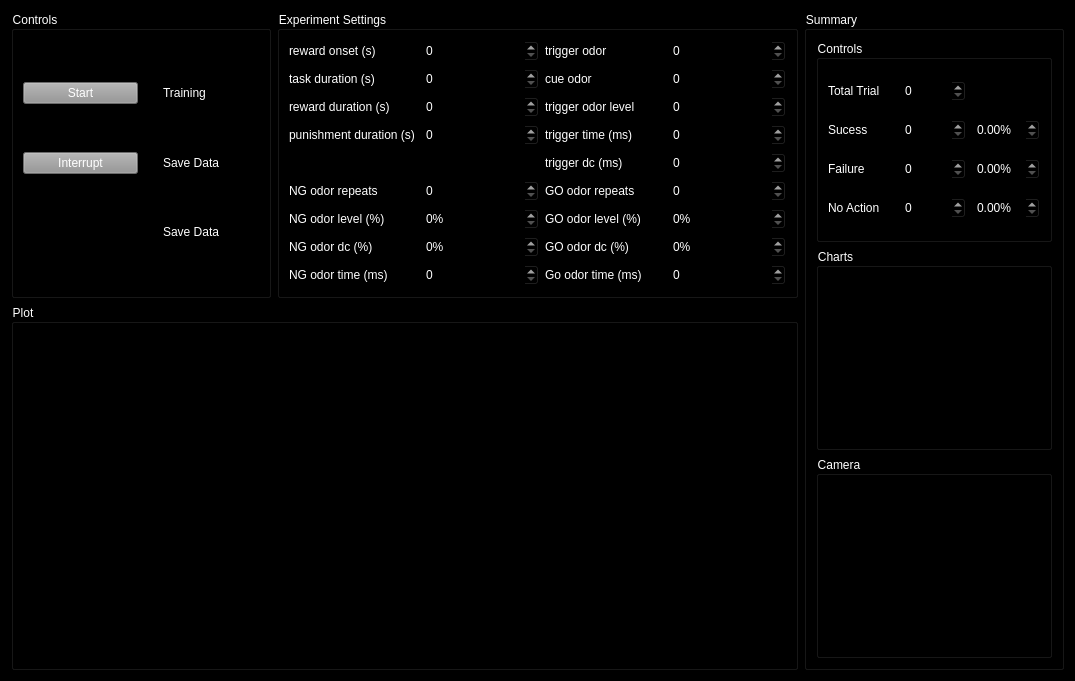
Before: the Qt Designer form VOTA_Control/VOTAScopeMS/sniff_plot.ui in VNMurthyLab/VOTA-1, drawn with Qt 5.
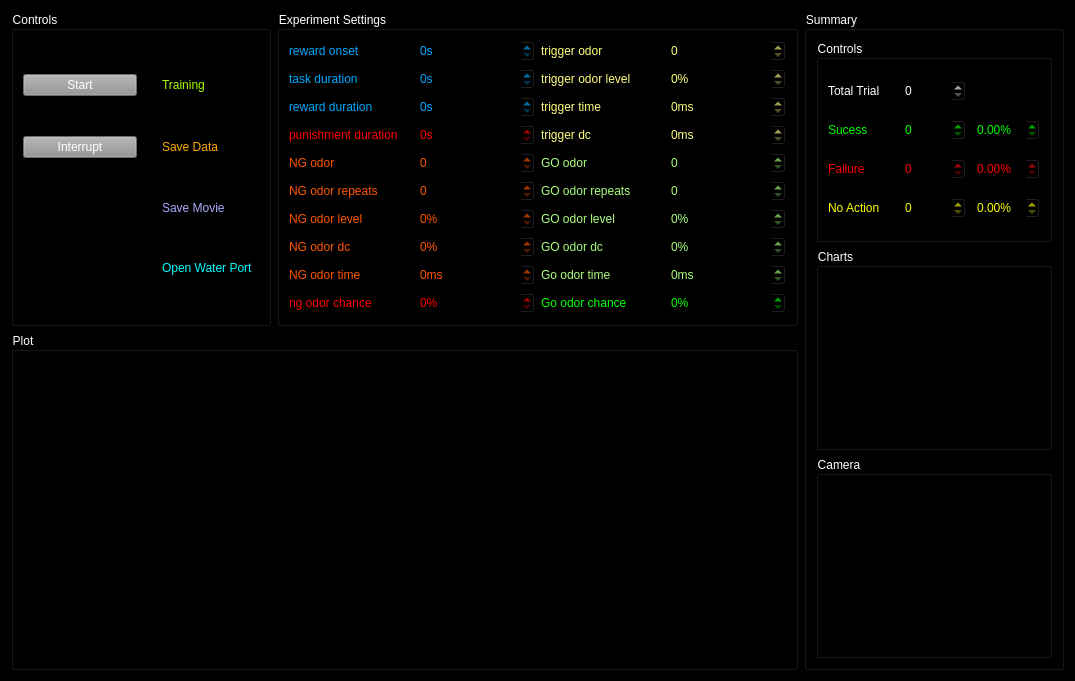
After: the same form once the commit is applied.

Commit message: -fixed a bug in vota_sniff, corrected camera rotation

```diff
--- a/VOTA_Control/VOTAScopeMS/sniff_plot.ui
+++ b/VOTA_Control/VOTAScopeMS/sniff_plot.ui
@@ -54,7 +54,7 @@
       <item row="2" column="1">
        <widget class="QCheckBox" name="save_h5_checkBox">
         <property name="styleSheet">
-         <string notr="true">color: rgb(255, 255, 255);</string>
+         <string notr="true">color:rgb(255, 170, 0)</string>
         </property>
         <property name="text">
          <string>Save Data</string>
@@ -64,7 +64,7 @@
       <item row="1" column="1">
        <widget class="QCheckBox" name="train_checkBox">
         <property name="styleSheet">
-         <string notr="true">color: rgb(255, 255, 255);</string>
+         <string notr="true">color: rgb(170, 255, 0)</string>
         </property>
         <property name="text">
          <string>Training</string>
@@ -74,10 +74,21 @@
       <item row="3" column="1">
        <widget class="QCheckBox" name="save_movie_checkBox">
         <property name="styleSheet">
-         <string notr="true">color: rgb(255, 255, 255);</string>
+         <string notr="true">color:rgb(170, 170, 255)</string>
         </property>
         <property name="text">
-         <string>Save Data</string>
+         <string>Save Movie</string>
+        </property>
+       </widget>
+      </item>
+      <item row="4" column="1">
+       <widget class="QCheckBox" name="water_on_checkBox">
+        <property name="styleSheet">
+         <string notr="true">color: rgb(0, 255, 255);
+selection-color: rgb(0, 0, 255);</string>
+        </property>
+        <property name="text">
+         <string>Open Water Port</string>
         </property>
        </widget>
       </item>
@@ -126,7 +137,7 @@
             <bool>true</bool>
            </property>
            <property name="styleSheet">
-            <string notr="true">color: rgb(255, 255, 255);</string>
+            <string notr="true">color: rgb(0, 255, 0)</string>
            </property>
            <property name="decimals">
             <number>0</number>
@@ -149,7 +160,7 @@
             <bool>true</bool>
            </property>
            <property name="styleSheet">
-            <string notr="true">color: rgb(255, 255, 255);</string>
+            <string notr="true">color: rgb(0, 255, 0)</string>
            </property>
            <property name="suffix">
             <string>%</string>
@@ -165,7 +176,7 @@
             <bool>true</bool>
            </property>
            <property name="styleSheet">
-            <string notr="true">color: rgb(255, 255, 255);</string>
+            <string notr="true">color:rgb(255, 0, 0)</string>
            </property>
            <property name="decimals">
             <number>0</number>
@@ -178,7 +189,7 @@
             <bool>true</bool>
            </property>
            <property name="styleSheet">
-            <string notr="true">color: rgb(255, 255, 255);</string>
+            <string notr="true">color:rgb(255, 0, 0)</string>
            </property>
            <property name="suffix">
             <string>%</string>
@@ -191,7 +202,7 @@
          <item row="1" column="0">
           <widget class="QLabel" name="label_21">
            <property name="styleSheet">
-            <string notr="true">color: rgb(255, 255, 255);</string>
+            <string notr="true">color: rgb(0, 255, 0)</string>
            </property>
            <property name="text">
             <string>Sucess</string>
@@ -201,7 +212,7 @@
          <item row="3" column="0">
           <widget class="QLabel" name="label_24">
            <property name="styleSheet">
-            <string notr="true">color: rgb(255, 255, 255);</string>
+            <string notr="true">color:rgb(255, 255, 0)</string>
            </property>
            <property name="text">
             <string>No Action</string>
@@ -211,7 +222,7 @@
          <item row="2" column="0">
           <widget class="QLabel" name="label_23">
            <property name="styleSheet">
-            <string notr="true">color: rgb(255, 255, 255);</string>
+            <string notr="true">color:rgb(255, 0, 0)</string>
            </property>
            <property name="text">
             <string>Failure</string>
@@ -224,7 +235,7 @@
             <bool>true</bool>
            </property>
            <property name="styleSheet">
-            <string notr="true">color: rgb(255, 255, 255);</string>
+            <string notr="true">color:rgb(255, 255, 0)</string>
            </property>
            <property name="suffix">
             <string>%</string>
@@ -240,7 +251,7 @@
             <bool>true</bool>
            </property>
            <property name="styleSheet">
-            <string notr="true">color: rgb(255, 255, 255);</string>
+            <string notr="true">color:rgb(255, 255, 0)</string>
            </property>
            <property name="decimals">
             <number>0</number>
@@ -324,190 +335,376 @@
       <bool>false</bool>
      </property>
      <layout class="QGridLayout" name="gridLayout_3">
+      <item row="3" column="2">
+       <widget class="QLabel" name="label_9">
+        <property name="styleSheet">
+         <string notr="true">color: rgb(255, 255, 127)</string>
+        </property>
+        <property name="text">
+         <string>trigger dc</string>
+        </property>
+       </widget>
+      </item>
+      <item row="2" column="3">
+       <widget class="QDoubleSpinBox" name="trigger_time_doubleSpinBox">
+        <property name="styleSheet">
+         <string notr="true">color: rgb(255, 255, 127)</string>
+        </property>
+        <property name="suffix">
+         <string>ms</string>
+        </property>
+        <property name="decimals">
+         <number>0</number>
+        </property>
+       </widget>
+      </item>
+      <item row="2" column="2">
+       <widget class="QLabel" name="label_8">
+        <property name="styleSheet">
+         <string notr="true">color: rgb(255, 255, 127)</string>
+        </property>
+        <property name="text">
+         <string>trigger time</string>
+        </property>
+       </widget>
+      </item>
+      <item row="3" column="3">
+       <widget class="QDoubleSpinBox" name="trigger_dc_doubleSpinBox">
+        <property name="styleSheet">
+         <string notr="true">color: rgb(255, 255, 127)</string>
+        </property>
+        <property name="suffix">
+         <string>ms</string>
+        </property>
+        <property name="decimals">
+         <number>0</number>
+        </property>
+       </widget>
+      </item>
+      <item row="5" column="1">
+       <widget class="QDoubleSpinBox" name="ng_odor_doubleSpinBox">
+        <property name="styleSheet">
+         <string notr="true">color:rgb(255, 85, 0)</string>
+        </property>
+        <property name="suffix">
+         <string/>
+        </property>
+        <property name="decimals">
+         <number>0</number>
+        </property>
+       </widget>
+      </item>
+      <item row="5" column="3">
+       <widget class="QDoubleSpinBox" name="go_odor_doubleSpinBox">
+        <property name="styleSheet">
+         <string notr="true">color: rgb(170, 255, 127)</string>
+        </property>
+        <property name="decimals">
+         <number>0</number>
+        </property>
+       </widget>
+      </item>
+      <item row="5" column="2">
+       <widget class="QLabel" name="label_7">
+        <property name="styleSheet">
+         <string notr="true">color: rgb(170, 255, 127)</string>
+        </property>
+        <property name="text">
+         <string>GO odor</string>
+        </property>
+       </widget>
+      </item>
+      <item row="1" column="3">
+       <widget class="QDoubleSpinBox" name="trigger_odor_level_doubleSpinBox">
+        <property name="styleSheet">
+         <string notr="true">color: rgb(255, 255, 127)</string>
+        </property>
+        <property name="suffix">
+         <string>%</string>
+        </property>
+        <property name="decimals">
+         <number>0</number>
+        </property>
+       </widget>
+      </item>
+      <item row="1" column="2">
+       <widget class="QLabel" name="label_10">
+        <property name="styleSheet">
+         <string notr="true">color: rgb(255, 255, 127)</string>
+        </property>
+        <property name="text">
+         <string>trigger odor level</string>
+        </property>
+       </widget>
+      </item>
+      <item row="9" column="1">
+       <widget class="QDoubleSpinBox" name="ng_odor_time_doubleSpinBox">
+        <property name="styleSheet">
+         <string notr="true">color:rgb(255, 85, 0)</string>
+        </property>
+        <property name="suffix">
+         <string>ms</string>
+        </property>
+        <property name="decimals">
+         <number>0</number>
+        </property>
+       </widget>
+      </item>
+      <item row="9" column="3">
+       <widget class="QDoubleSpinBox" name="go_odor_time_doubleSpinBox">
+        <property name="styleSheet">
+         <string notr="true">color: rgb(170, 255, 127)</string>
+        </property>
+        <property name="suffix">
+         <string>ms</string>
+        </property>
+        <property name="decimals">
+         <number>0</number>
+        </property>
+       </widget>
+      </item>
+      <item row="8" column="3">
+       <widget class="QDoubleSpinBox" name="go_odor_dc_doubleSpinBox">
+        <property name="styleSheet">
+         <string notr="true">color: rgb(170, 255, 127)</string>
+        </property>
+        <property name="suffix">
+         <string>%</string>
+        </property>
+        <property name="decimals">
+         <number>0</number>
+        </property>
+       </widget>
+      </item>
+      <item row="10" column="1">
+       <widget class="QDoubleSpinBox" name="ng_stim_chance_doubleSpinBox">
+        <property name="styleSheet">
+         <string notr="true">color:rgb(255, 0, 0)</string>
+        </property>
+        <property name="suffix">
+         <string>%</string>
+        </property>
+        <property name="decimals">
+         <number>0</number>
+        </property>
+       </widget>
+      </item>
+      <item row="10" column="3">
+       <widget class="QDoubleSpinBox" name="go_chance_doubleSpinBox">
+        <property name="styleSheet">
+         <string notr="true">color: rgb(0, 255, 0)</string>
+        </property>
+        <property name="suffix">
+         <string>%</string>
+        </property>
+        <property name="decimals">
+         <number>0</number>
+        </property>
+       </widget>
+      </item>
+      <item row="10" column="0">
+       <widget class="QLabel" name="label_22">
+        <property name="styleSheet">
+         <string notr="true">color:rgb(255, 0, 0)</string>
+        </property>
+        <property name="text">
+         <string>ng odor chance</string>
+        </property>
+       </widget>
+      </item>
+      <item row="10" column="2">
+       <widget class="QLabel" name="label_25">
+        <property name="styleSheet">
+         <string notr="true">color: rgb(0, 255, 0)</string>
+        </property>
+        <property name="text">
+         <string>Go odor chance</string>
+        </property>
+       </widget>
+      </item>
+      <item row="7" column="3">
+       <widget class="QDoubleSpinBox" name="go_odor_level_doubleSpinBox">
+        <property name="styleSheet">
+         <string notr="true">color: rgb(170, 255, 127)</string>
+        </property>
+        <property name="suffix">
+         <string>%</string>
+        </property>
+        <property name="decimals">
+         <number>0</number>
+        </property>
+       </widget>
+      </item>
+      <item row="6" column="3">
+       <widget class="QDoubleSpinBox" name="go_odor_repeats_doubleSpinBox">
+        <property name="styleSheet">
+         <string notr="true">color: rgb(170, 255, 127)</string>
+        </property>
+        <property name="decimals">
+         <number>0</number>
+        </property>
+       </widget>
+      </item>
       <item row="3" column="0">
        <widget class="QLabel" name="label_6">
         <property name="styleSheet">
-         <string notr="true">color: rgb(255, 255, 255);</string>
+         <string notr="true">color: rgb(255, 0, 0)</string>
         </property>
         <property name="text">
-         <string>punishment duration (s)</string>
+         <string>punishment duration</string>
         </property>
        </widget>
       </item>
       <item row="2" column="0">
        <widget class="QLabel" name="label_2">
         <property name="styleSheet">
-         <string notr="true">color: rgb(255, 255, 255);</string>
+         <string notr="true">color: rgb(0, 170, 255)</string>
         </property>
         <property name="text">
-         <string>reward duration (s)</string>
+         <string>reward duration</string>
         </property>
        </widget>
       </item>
       <item row="1" column="0">
        <widget class="QLabel" name="label_15">
         <property name="styleSheet">
-         <string notr="true">color: rgb(255, 255, 255);</string>
+         <string notr="true">color: rgb(0, 170, 255)</string>
         </property>
         <property name="text">
-         <string>task duration (s)</string>
+         <string>task duration</string>
         </property>
        </widget>
       </item>
-      <item row="5" column="2">
+      <item row="6" column="2">
        <widget class="QLabel" name="label_14">
         <property name="styleSheet">
-         <string notr="true">color: rgb(255, 255, 255);</string>
+         <string notr="true">color: rgb(170, 255, 127)</string>
         </property>
         <property name="text">
          <string>GO odor repeats</string>
         </property>
        </widget>
       </item>
-      <item row="6" column="2">
+      <item row="7" column="2">
        <widget class="QLabel" name="label_11">
         <property name="styleSheet">
-         <string notr="true">color: rgb(255, 255, 255);</string>
+         <string notr="true">color: rgb(170, 255, 127)</string>
         </property>
         <property name="text">
-         <string>GO odor level (%)</string>
+         <string>GO odor level </string>
         </property>
        </widget>
       </item>
-      <item row="5" column="0">
+      <item row="6" column="0">
        <widget class="QLabel" name="label_13">
         <property name="styleSheet">
-         <string notr="true">color: rgb(255, 255, 255);</string>
+         <string notr="true">color:rgb(255, 85, 0)</string>
         </property>
         <property name="text">
          <string>NG odor repeats</string>
         </property>
        </widget>
       </item>
-      <item row="3" column="2">
-       <widget class="QLabel" name="label_8">
-        <property name="styleSheet">
-         <string notr="true">color: rgb(255, 255, 255);</string>
-        </property>
-        <property name="text">
-         <string>trigger time (ms)</string>
-        </property>
-       </widget>
-      </item>
       <item row="0" column="2">
        <widget class="QLabel" name="label_5">
         <property name="styleSheet">
-         <string notr="true">color: rgb(255, 255, 255);</string>
+         <string notr="true">color: rgb(255, 255, 127)</string>
         </property>
         <property name="text">
          <string>trigger odor</string>
         </property>
        </widget>
       </item>
-      <item row="7" column="2">
+      <item row="8" column="2">
        <widget class="QLabel" name="label_16">
         <property name="styleSheet">
-         <string notr="true">color: rgb(255, 255, 255);</string>
+         <string notr="true">color: rgb(170, 255, 127)</string>
         </property>
         <property name="text">
-         <string>GO odor dc (%)</string>
+         <string>GO odor dc</string>
         </property>
        </widget>
       </item>
-      <item row="1" column="2">
-       <widget class="QLabel" name="label_7">
+      <item row="9" column="2">
+       <widget class="QLabel" name="label_12">
         <property name="styleSheet">
-         <string notr="true">color: rgb(255, 255, 255);</string>
+         <string notr="true">color: rgb(170, 255, 127)</string>
         </property>
         <property name="text">
-         <string>cue odor</string>
-        </property>
-       </widget>
-      </item>
-      <item row="2" column="2">
-       <widget class="QLabel" name="label_10">
-        <property name="styleSheet">
-         <string notr="true">color: rgb(255, 255, 255);</string>
-        </property>
-        <property name="text">
-         <string>trigger odor level</string>
+         <string>Go odor time</string>
         </property>
        </widget>
       </item>
       <item row="0" column="0">
        <widget class="QLabel" name="label">
         <property name="styleSheet">
-         <string notr="true">color: rgb(255, 255, 255);</string>
+         <string notr="true">color: rgb(0, 170, 255)</string>
         </property>
         <property name="text">
-         <string>reward onset (s)</string>
+         <string>reward onset</string>
         </property>
        </widget>
       </item>
-      <item row="8" column="2">
-       <widget class="QLabel" name="label_12">
+      <item row="9" column="0">
+       <widget class="QLabel" name="label_19">
         <property name="styleSheet">
-         <string notr="true">color: rgb(255, 255, 255);</string>
+         <string notr="true">color:rgb(255, 85, 0)</string>
         </property>
         <property name="text">
-         <string>Go odor time (ms)</string>
-        </property>
-       </widget>
-      </item>
-      <item row="6" column="0">
-       <widget class="QLabel" name="label_17">
-        <property name="styleSheet">
-         <string notr="true">color: rgb(255, 255, 255);</string>
-        </property>
-        <property name="text">
-         <string>NG odor level (%)</string>
+         <string>NG odor time</string>
         </property>
        </widget>
       </item>
       <item row="7" column="0">
-       <widget class="QLabel" name="label_18">
+       <widget class="QLabel" name="label_17">
         <property name="styleSheet">
-         <string notr="true">color: rgb(255, 255, 255);</string>
+         <string notr="true">color:rgb(255, 85, 0)</string>
         </property>
         <property name="text">
-         <string>NG odor dc (%)</string>
+         <string>NG odor level</string>
         </property>
        </widget>
       </item>
       <item row="8" column="0">
-       <widget class="QLabel" name="label_19">
+       <widget class="QLabel" name="label_18">
         <property name="styleSheet">
-         <string notr="true">color: rgb(255, 255, 255);</string>
+         <string notr="true">color:rgb(255, 85, 0)</string>
         </property>
         <property name="text">
-         <string>NG odor time (ms)</string>
+         <string>NG odor dc</string>
+        </property>
+       </widget>
+      </item>
+      <item row="1" column="1">
+       <widget class="QDoubleSpinBox" name="task_duration_doubleSpinBox">
+        <property name="styleSheet">
+         <string notr="true">color: rgb(0, 170, 255)</string>
+        </property>
+        <property name="suffix">
+         <string>s</string>
+        </property>
+        <property name="decimals">
+         <number>0</number>
         </property>
        </widget>
       </item>
       <item row="0" column="1">
        <widget class="QDoubleSpinBox" name="reward_onset_doubleSpinBox">
         <property name="styleSheet">
-         <string notr="true">color: rgb(255, 255, 255);</string>
+         <string notr="true">color: rgb(0, 170, 255)</string>
         </property>
-        <property name="decimals">
-         <number>0</number>
+        <property name="suffix">
+         <string>s</string>
         </property>
-       </widget>
-      </item>
-      <item row="1" column="1">
-       <widget class="QDoubleSpinBox" name="task_duration_doubleSpinBox">
-        <property name="styleSheet">
-         <string notr="true">color: rgb(255, 255, 255);</string>
-        </property>
         <property name="decimals">
          <number>0</number>
         </property>
        </widget>
       </item>
-      <item row="7" column="1">
+      <item row="8" column="1">
        <widget class="QDoubleSpinBox" name="ng_odor_dc_doubleSpinBox">
         <property name="styleSheet">
-         <string notr="true">color: rgb(255, 255, 255);</string>
+         <string notr="true">color:rgb(255, 85, 0)</string>
         </property>
         <property name="suffix">
          <string>%</string>
@@ -517,30 +714,26 @@
         </property>
        </widget>
       </item>
+      <item row="3" column="1">
+       <widget class="QDoubleSpinBox" name="punishment_duration_doubleSpinBox">
+        <property name="styleSheet">
+         <string notr="true">color: rgb(255,0,0)</string>
+        </property>
+        <property name="suffix">
+         <string>s</string>
+        </property>
+        <property name="decimals">
+         <number>0</number>
+        </property>
+       </widget>
+      </item>
       <item row="2" column="1">
        <widget class="QDoubleSpinBox" name="reward_duration_doubleSpinBox">
         <property name="styleSheet">
-         <string notr="true">color: rgb(255, 255, 255);</string>
+         <string notr="true">color: rgb(0, 170, 255)</string>
         </property>
-        <property name="decimals">
-         <number>0</number>
-        </property>
-       </widget>
-      </item>
-      <item row="3" column="1">
-       <widget class="QDoubleSpinBox" name="punishment_duration_doubleSpinBox">
-        <property name="styleSheet">
-         <string notr="true">color: rgb(255, 255, 255);</string>
-        </property>
-        <property name="decimals">
-         <number>0</number>
-        </property>
-       </widget>
-      </item>
-      <item row="5" column="1">
-       <widget class="QDoubleSpinBox" name="ng_odor_repeats_doubleSpinBox">
-        <property name="styleSheet">
-         <string notr="true">color: rgb(255, 255, 255);</string>
+        <property name="suffix">
+         <string>s</string>
         </property>
         <property name="decimals">
          <number>0</number>
@@ -548,9 +741,22 @@
        </widget>
       </item>
       <item row="6" column="1">
+       <widget class="QDoubleSpinBox" name="ng_odor_repeats_doubleSpinBox">
+        <property name="styleSheet">
+         <string notr="true">color:rgb(255, 85, 0)</string>
+        </property>
+        <property name="suffix">
+         <string/>
+        </property>
+        <property name="decimals">
+         <number>0</number>
+        </property>
+       </widget>
+      </item>
+      <item row="7" column="1">
        <widget class="QDoubleSpinBox" name="ng_odor_level_doubleSpinBox">
         <property name="styleSheet">
-         <string notr="true">color: rgb(255, 255, 255);</string>
+         <string notr="true">color:rgb(255, 85, 0)</string>
         </property>
         <property name="suffix">
          <string>%</string>
@@ -560,119 +766,23 @@
         </property>
        </widget>
       </item>
-      <item row="8" column="1">
-       <widget class="QDoubleSpinBox" name="ng_odor_time_doubleSpinBox">
-        <property name="styleSheet">
-         <string notr="true">color: rgb(255, 255, 255);</string>
-        </property>
-        <property name="decimals">
-         <number>0</number>
-        </property>
-       </widget>
-      </item>
       <item row="0" column="3">
        <widget class="QDoubleSpinBox" name="trigger_odor_doubleSpinBox">
         <property name="styleSheet">
-         <string notr="true">color: rgb(255, 255, 255);</string>
+         <string notr="true">color: rgb(255, 255, 127)</string>
         </property>
         <property name="decimals">
          <number>0</number>
         </property>
        </widget>
       </item>
-      <item row="1" column="3">
-       <widget class="QDoubleSpinBox" name="cue_odor_doubleSpinBox">
+      <item row="5" column="0">
+       <widget class="QLabel" name="label_26">
         <property name="styleSheet">
-         <string notr="true">color: rgb(255, 255, 255);</string>
-        </property>
-        <property name="decimals">
-         <number>0</number>
-        </property>
-       </widget>
-      </item>
-      <item row="2" column="3">
-       <widget class="QDoubleSpinBox" name="trigger_odor_level_doubleSpinBox">
-        <property name="styleSheet">
-         <string notr="true">color: rgb(255, 255, 255);</string>
-        </property>
-        <property name="decimals">
-         <number>0</number>
-        </property>
-       </widget>
-      </item>
-      <item row="5" column="3">
-       <widget class="QDoubleSpinBox" name="go_odor_repeats_doubleSpinBox">
-        <property name="styleSheet">
-         <string notr="true">color: rgb(255, 255, 255);</string>
-        </property>
-        <property name="decimals">
-         <number>0</number>
-        </property>
-       </widget>
-      </item>
-      <item row="6" column="3">
-       <widget class="QDoubleSpinBox" name="go_odor_level_doubleSpinBox">
-        <property name="styleSheet">
-         <string notr="true">color: rgb(255, 255, 255);</string>
-        </property>
-        <property name="suffix">
-         <string>%</string>
-        </property>
-        <property name="decimals">
-         <number>0</number>
-        </property>
-       </widget>
-      </item>
-      <item row="7" column="3">
-       <widget class="QDoubleSpinBox" name="go_odor_dc_doubleSpinBox">
-        <property name="styleSheet">
-         <string notr="true">color: rgb(255, 255, 255);</string>
-        </property>
-        <property name="suffix">
-         <string>%</string>
-        </property>
-        <property name="decimals">
-         <number>0</number>
-        </property>
-       </widget>
-      </item>
-      <item row="8" column="3">
-       <widget class="QDoubleSpinBox" name="go_odor_time_doubleSpinBox">
-        <property name="styleSheet">
-         <string notr="true">color: rgb(255, 255, 255);</string>
-        </property>
-        <property name="decimals">
-         <number>0</number>
-        </property>
-       </widget>
-      </item>
-      <item row="3" column="3">
-       <widget class="QDoubleSpinBox" name="trigger_time_doubleSpinBox">
-        <property name="styleSheet">
-         <string notr="true">color: rgb(255, 255, 255);</string>
-        </property>
-        <property name="decimals">
-         <number>0</number>
-        </property>
-       </widget>
-      </item>
-      <item row="4" column="3">
-       <widget class="QDoubleSpinBox" name="trigger_dc_doubleSpinBox">
-        <property name="styleSheet">
-         <string notr="true">color: rgb(255, 255, 255);</string>
-        </property>
-        <property name="decimals">
-         <number>0</number>
-        </property>
-       </widget>
-      </item>
-      <item row="4" column="2">
-       <widget class="QLabel" name="label_9">
-        <property name="styleSheet">
-         <string notr="true">color: rgb(255, 255, 255);</string>
+         <string notr="true">color:rgb(255, 85, 0)</string>
         </property>
         <property name="text">
-         <string>trigger dc (ms)</string>
+         <string>NG odor</string>
         </property>
        </widget>
       </item>
```
Left out of the diff: 34 changed lines with no effect on the pictures. The commit also changes 276 other files.
